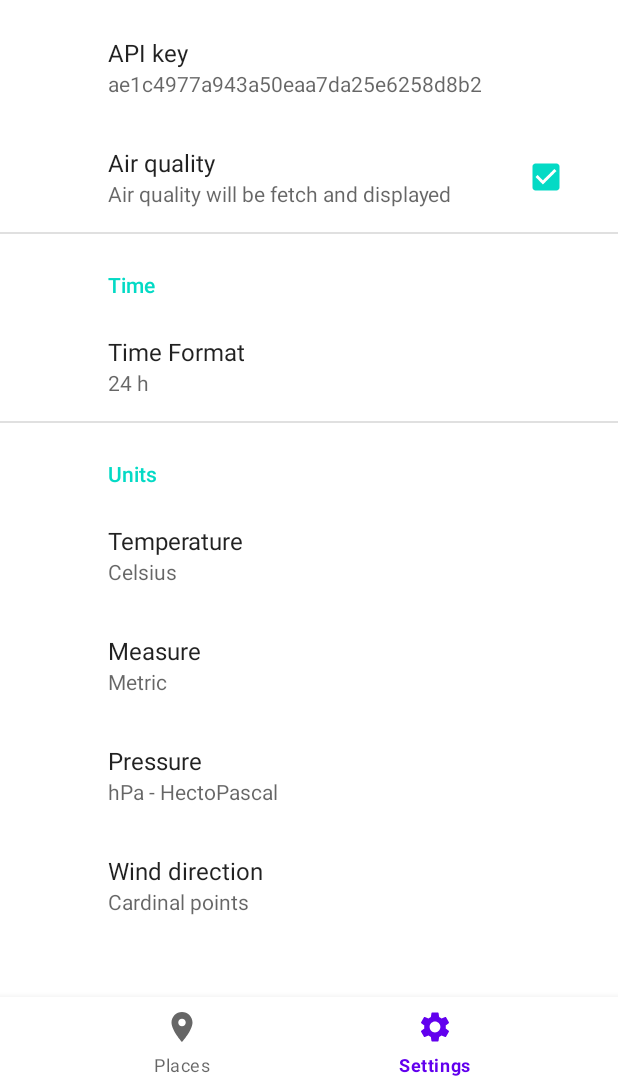
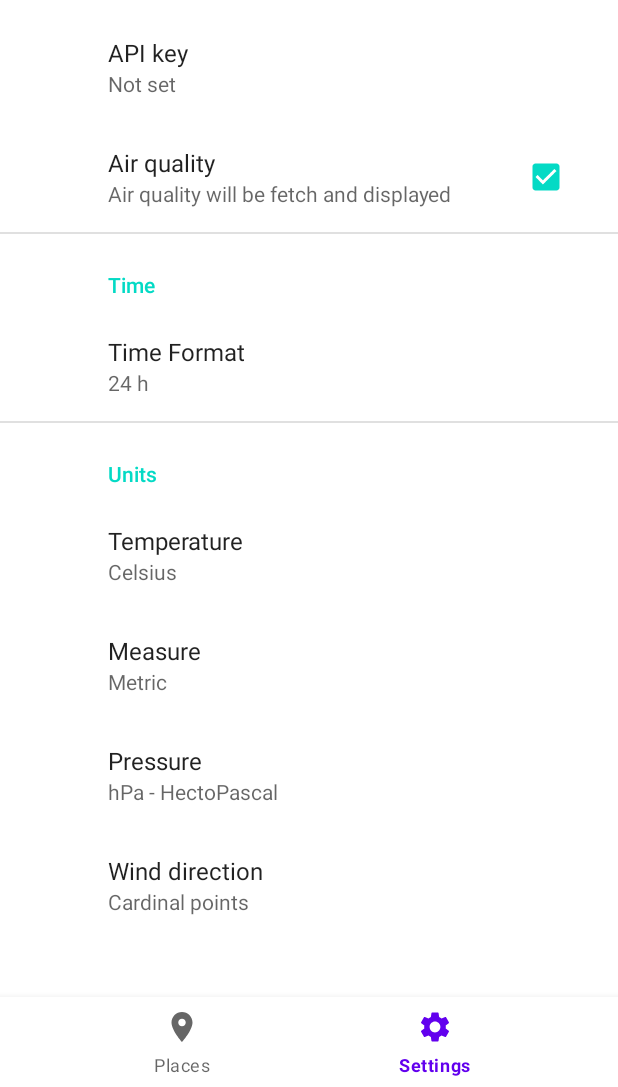
Before and after one commit to naveenkumarsangwan/OpenWeather, an Android app: the screen it shows after launch (MainActivity), item 2 of the bottom bar chosen, on a phone screen of 412 x 824 dp, the part 149-1236 px from its top. Run offline under Robolectric (Android 15) with nearby library versions, the phone set to English and light mode, and no system bars; our stand-ins replace androidx.preference, navigation-ui; 3 statements that could not run were skipped.

Commit message:
second commit

```diff
--- a/app/build.gradle
+++ b/app/build.gradle
@@ -42,7 +42,8 @@ dependencies {
     implementation 'androidx.core:core:1.8.0'
     implementation 'androidx.security:security-crypto:1.0.0'
 
-    implementation project(path: ':app:SDK')
+    implementation 'com.github.naveenkumarsangwan:OpenWeather:1.0'
+    // implementation project(path: ':app:SDK')
     implementation "androidx.swiperefreshlayout:swiperefreshlayout:1.1.0"
 
 
--- a/app/src/main/java/com/myweather/fragment/places/PlacesFragment.java
+++ b/app/src/main/java/com/myweather/fragment/places/PlacesFragment.java
@@ -300,8 +300,11 @@ public class PlacesFragment extends Fragment {
 
 		//  Get API key
 		SharedPreferences apiKeyPref = PreferenceManager.getDefaultSharedPreferences(mContext);
-		//API_KEY = apiKeyPref.getString("api_key", null);
-		API_KEY = "ae1c4977a943a50eaa7da25e6258d8b2";
+		API_KEY = apiKeyPref.getString("api_key", null);
+		/*
+		* you can directly add the below lone and above should b comment after uncomment the below line
+		* */
+		API_KEY = "";
 
 
 		//	API key verification
--- a/app/src/main/res/xml/settings_preferences.xml
+++ b/app/src/main/res/xml/settings_preferences.xml
@@ -4,10 +4,7 @@
     <androidx.preference.PreferenceCategory app:title="@string/title_settings_api">
 
         <androidx.preference.EditTextPreference
-            app:summary="ae1c4977a943a50eaa7da25e6258d8b2 "
-            app:defaultValue="ae1c4977a943a50eaa7da25e6258d8b2"
-            android:defaultValue="ae1c4977a943a50eaa7da25e6258d8b2"
-            app:key="ae1c4977a943a50eaa7da25e6258d8b2"
+            app:key="api_key"
             app:title="@string/title_settings_api_key"
             android:inputType="textVisiblePassword"
             app:useSimpleSummaryProvider="true" />
--- a/settings.gradle
+++ b/settings.gradle
@@ -3,6 +3,8 @@ pluginManagement {
         gradlePluginPortal()
         google()
         mavenCentral()
+        maven { url 'https://jitpack.io' }
+
     }
 }
 dependencyResolutionManagement {
@@ -10,6 +12,8 @@ dependencyResolutionManagement {
     repositories {
         google()
         mavenCentral()
+        maven { url 'https://jitpack.io' }
+
     }
 }
 rootProject.name = "My Weather"
```
Also changed, not shown: build.gradle (+0 -7 lines).
